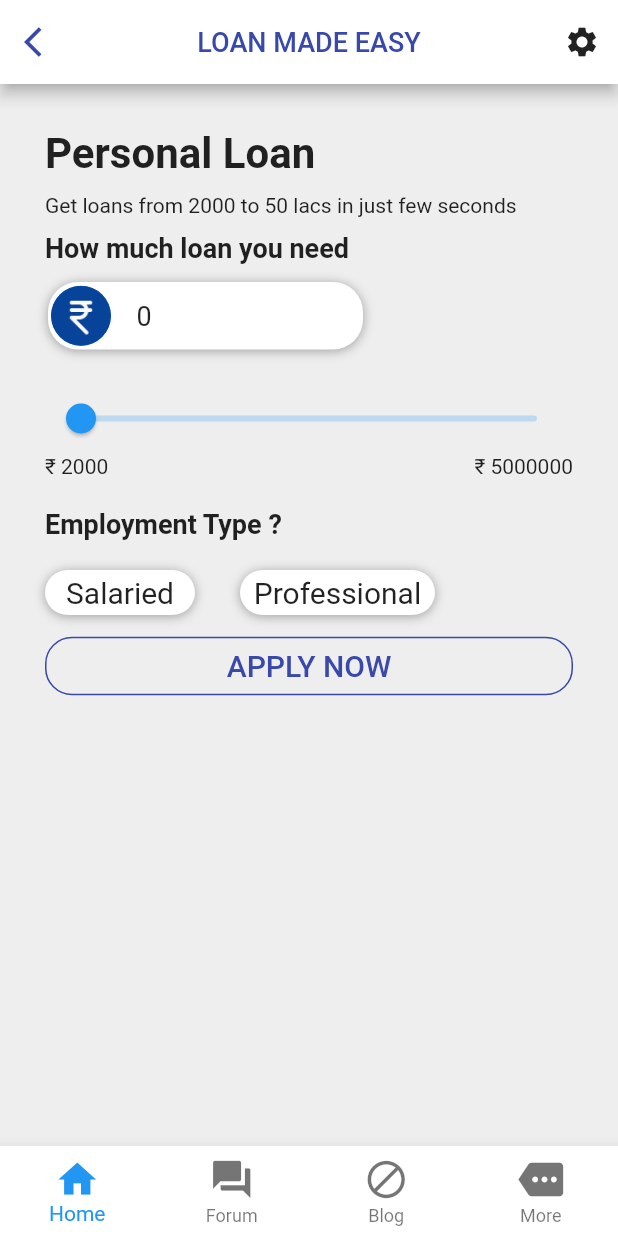
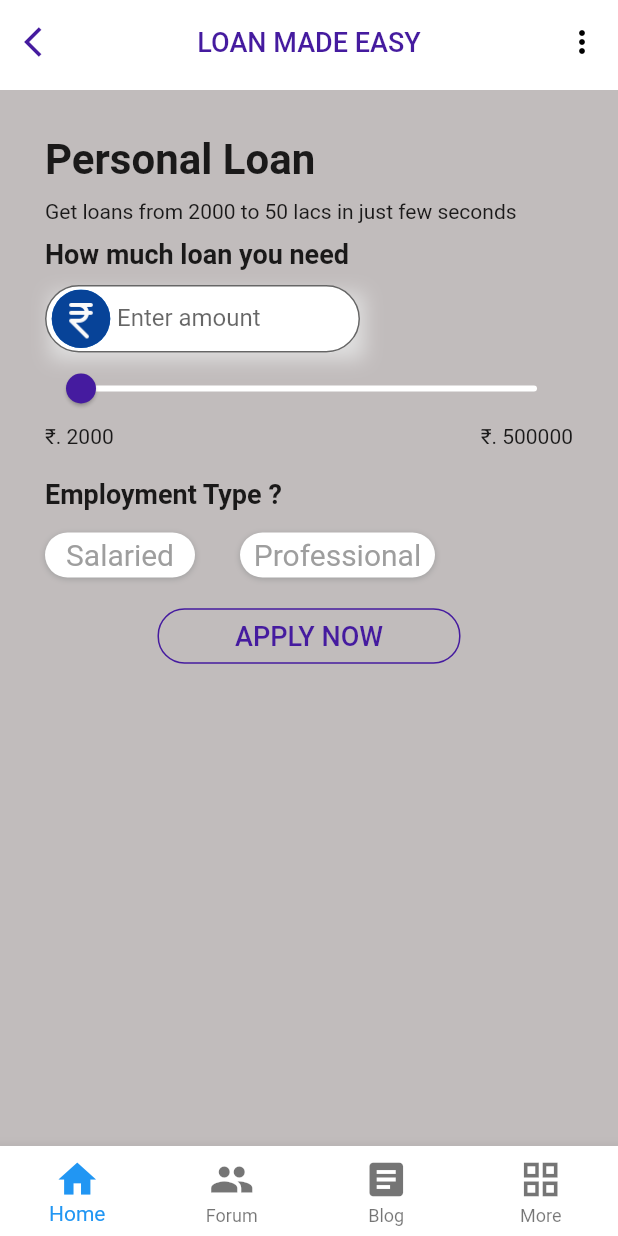
Before and after one commit to MohdGulfamAz/afinoz_mock_app, a Flutter app: the screen it shows after launch, on a phone screen of 412 x 824 dp. Run offline on Flutter 3.47's test engine with Material 2 defaults, Android fonts, the phone set to English and light mode, and no system bars; our stand-ins replace flutter_rating_bar, toast.

Commit message:
personal loan ui

```diff
--- /dev/null
+++ b/lib/aap_bar.dart
@@ -0,0 +1,73 @@
+import 'package:afinoz_app/constants.dart';
+import 'package:flutter/material.dart';
+
+const String themeTitle = "LOAN MADE EASY";
+
+class MyAppBar extends StatelessWidget with PreferredSizeWidget {
+  @override
+  final Size preferredSize;
+  final String title;
+
+  MyAppBar(
+    this.title, {
+    Key key,
+  })  : preferredSize = Size.fromHeight(60.0),
+        super(key: key);
+
+  @override
+  Widget build(BuildContext context) {
+    return AppBar(
+      title: Text(
+        themeTitle,
+        style: TextStyle(
+          fontSize: 18.0,
+          color: MyColors.themeColor,
+        ),
+      ),
+      elevation: 0.0,
+      automaticallyImplyLeading: true,
+      leading: IconButton(
+        icon: Icon(Icons.arrow_back_ios),
+        color: MyColors.themeColor,
+        onPressed: () => {
+          Navigator.pop(context),
+        },
+      ),
+      actions: <Widget>[
+        PopupMenuButton(
+            icon: Icon(
+              Icons.more_vert,
+              color: Colors.black,
+            ),
+            onSelected: choiceAction,
+            itemBuilder: (BuildContext context) {
+              return MenuButtonConstans.choices.map((String choice) {
+                return PopupMenuItem<String>(
+                  value: choice,
+                  child: Text(choice),
+                );
+              }).toList();
+            })
+      ],
+      backgroundColor: Colors.white,
+      centerTitle: true,
+    );
+  }
+
+  void choiceAction(String choice) {
+    switch (choice) {
+      case 'Settings':
+        print('settings pressed');
+        break;
+      case 'Profile':
+        print('profile pressed');
+        break;
+      case 'Contacts':
+        print('contacts pressed');
+        break;
+      case 'About':
+        print('about pressed');
+        break;
+    }
+  }
+}
--- /dev/null
+++ b/lib/bottom_navigation_bar.dart
@@ -0,0 +1,65 @@
+import 'package:afinoz_app/aap_bar.dart';
+import 'package:afinoz_app/pages/blog.dart';
+import 'package:afinoz_app/pages/forum.dart';
+import 'package:afinoz_app/pages/landing_page.dart';
+import 'package:afinoz_app/pages/more.dart';
+import 'package:flutter/material.dart';
+
+class MyBottomNavBar extends StatefulWidget {
+  @override
+  _MyBottomNavBar createState() => _MyBottomNavBar();
+}
+
+class _MyBottomNavBar extends State<MyBottomNavBar> {
+
+  LandingPage landingPage;
+
+  int _currentIndex = 0;
+
+  final List<Widget> _children = [
+    LandingPage(),
+    Forum(),
+    Blog(),
+    More()
+  ];
+
+  void onTapped(int index) {
+    setState(() {
+      _currentIndex = index;
+    });
+  }
+
+
+  @override
+  Widget build(BuildContext context) {
+    return Scaffold(
+      appBar: MyAppBar(themeTitle),
+      body: _children[_currentIndex],
+      bottomNavigationBar: BottomNavigationBar(
+        onTap: onTapped,
+        type: BottomNavigationBarType.fixed,
+        backgroundColor: Colors.white,
+        currentIndex: _currentIndex,
+        iconSize: 30,
+        items: [
+          BottomNavigationBarItem(
+            icon: Icon(Icons.home),
+            title: Text('Home'),
+          ),
+          BottomNavigationBarItem(
+            icon: Icon(Icons.group),
+            title: Text('Forum'),
+          ),
+          BottomNavigationBarItem(
+              icon: Icon(Icons.article),
+              title: Text('Blog')
+          ),
+          BottomNavigationBarItem(
+            icon: Icon(Icons.grid_view),
+            title: Text('More'),
+          )
+        ],
+      ),
+    );
+  }
+}
--- /dev/null
+++ b/lib/constants.dart
@@ -0,0 +1,24 @@
+import 'package:flutter/material.dart';
+
+class MenuButtonConstans{
+  static const String Settings = 'Settings';
+  static const String Profile =  'Profile';
+  static const String Contacts = 'Contacts';
+  static const String About = 'About';
+
+  static const List<String> choices = <String>[
+    Settings,
+    Profile,
+    Contacts,
+    About
+  ];
+}
+
+class MyColors{
+  static const Color themeColor = Color(0xff451b9f);
+  static const Color scaffoldColor = Color(0xf0bdb8b8);
+}
+
+class MyText{
+  static const String aboutText = 'As it is sometimes known, is dummy text used in laying out print, graphic or web designs. The passage is attributed to an unknown typesetter in the 15th century who is thought to have scrambled parts of Cicero\'s De Finibus Bonorum et Malorum for use in a type specimen book. ';
+}
--- a/lib/pages/landing_page.dart
+++ b/lib/pages/landing_page.dart
@@ -1,7 +1,7 @@
-import 'dart:io';
-import 'package:flutter/cupertino.dart';
+import 'package:afinoz_app/bottom_navigation_bar.dart';
 import 'package:flutter/material.dart';
 import 'package:toast/toast.dart';
+import 'package:afinoz_app/constants.dart';
 
 class LandingPage extends StatefulWidget {
   @override
@@ -10,167 +10,136 @@ class LandingPage extends StatefulWidget {
 
 class _LandingPageState extends State<LandingPage> {
 
+  final bool isApplied = false;
   bool isSalSalected = false;
   bool isProSalected = false;
+  Color colorText;
+  double _myValue = 2000;
+  double minValue = 2000.0;
+  double maxValue = 500000.0;
 
-  void changedTab(int index) {
-    switch (index) {
-      case 0:
-        Navigator.pushNamed(context,'/');
-        break;
-      case 1:
-        Navigator.pushNamed(context,'/forum');
-        break;
-      case 2:
-        Navigator.pushNamed(context,'/blog');
-        break;
-      case 3:
-        Navigator.pushNamed(context, '/more');
-        break;
-      default :
-        Navigator.pushNamed(context,'/');
-    }
+  final myController = TextEditingController();
+
+  @override
+  void initState() {
+    super.initState();
+    myController.addListener(_setStartValue);
   }
 
-  double minVal = 0.0;
-  double maxVal = 5000000.0;
-  double currentRange = 0.0;
-  int currentRange1 = 0;
-  int tabIndex = 0;
+  @override
+  void dispose() {
+    myController.dispose();
+    super.dispose();
+  }
+
+  _setStartValue() {
+    if (double.parse(myController.text).toDouble() >= minValue &&
+        double.parse(myController.text).toDouble() <= maxValue) {
+      setState(() {
+        _myValue = double.parse(myController.text).roundToDouble();
+      });
+    }
+    print("Second text field: ${myController.text}");
+  }
 
   @override
   Widget build(BuildContext context) {
     return Scaffold(
-      backgroundColor: Colors.grey[200],
-      appBar: AppBar(
-        title: Text(
-            'LOAN MADE EASY',
-            style: TextStyle(
-              fontSize: 18.0,
-              color: Colors.indigo[600]
-            ),
-        ),
-        automaticallyImplyLeading: true,
-        leading: IconButton(
-          icon: Icon(Icons.arrow_back_ios),
-          color: Colors.indigo[600],
-
-          onPressed:() => exit(0),
-        ),
-        actions: <Widget>[
-          IconButton(
-              icon: Icon(
-                Icons.settings,
-                color: Colors.black87,
-              ), onPressed: () {}
-              )
-        ],
-        centerTitle: true,
-        backgroundColor: Colors.white,
-      ),
-      body: Padding(
+      backgroundColor: MyColors.scaffoldColor,
+      body: SingleChildScrollView(
+        child: Padding(
           padding: EdgeInsets.all(30.0),
           child: Column(
+            mainAxisAlignment: MainAxisAlignment.spaceAround,
             crossAxisAlignment: CrossAxisAlignment.start,
-         children : <Widget>[
+            children: <Widget>[
               Text(
                 'Personal Loan',
                 style: TextStyle(
                     fontSize: 28.0,
                     color: Colors.black87,
-              fontWeight: FontWeight.bold
+                    fontWeight: FontWeight.bold),
               ),
-          ),
-           SizedBox(height: 10.0),
+              SizedBox(height: 10),
               Text('Get loans from 2000 to 50 lacs in just few seconds'),
-           SizedBox(height: 10.0),
+              SizedBox(height: 10),
               Text(
                 'How much loan you need',
                 style: TextStyle(
                     fontSize: 18.0,
                     color: Colors.black87,
-                 fontWeight: FontWeight.bold
+                    fontWeight: FontWeight.bold),
               ),
-           ),
-           SizedBox(height: 10.0),
-           Column(
-             crossAxisAlignment: CrossAxisAlignment.start,
-             children: [
-               Padding(
-                 padding: const EdgeInsets.all(2),
-                 child: Container(
+              SizedBox(height: 10),
+              Container(
+                width: 210,
                 height: 45,
-                   width: 210,
-                   decoration: BoxDecoration(
-                     color: Colors.white,
-                       borderRadius: BorderRadius.all(Radius.circular(20.0)),
-                       boxShadow: [
-                       BoxShadow(
-                         color: Colors.grey,
-                         offset: Offset(0.0, 1.0), //(x,y)
-                         blurRadius: 6.0,
-                       ),
-                     ],
-                   ),
-                   child: Row(
-                     children: [
-                       Padding(
-                         padding: const EdgeInsets.all(2.0),
+                child: TextField(
+                  controller: myController,
+                  decoration: InputDecoration(
+                      prefixIcon: Padding(
+                        padding: const EdgeInsets.all(3.0),
                         child: CircleAvatar(
                           backgroundImage: AssetImage('assets/rupee.png'),
                         ),
                       ),
-                       Padding(
-                         padding: const EdgeInsets.symmetric(horizontal: 15),
-                         child: Text(
-                             '$currentRange1',
-                              style: TextStyle(
-                                fontSize: 18.0,
+                      border: OutlineInputBorder(
+                        borderRadius:
+                            BorderRadius.all(const Radius.circular(25)),
                       ),
+                      filled: true,
+                      hintStyle: TextStyle(
+                          color: Colors.grey[600],
+                          fontSize: 14,
+                          letterSpacing: 1.0),
+                      labelText: "Enter amount",
+                      fillColor: Colors.white),
                 ),
-                       )
+                decoration: BoxDecoration(
+                  boxShadow: [
+                    BoxShadow(
+                      color: Colors.grey[300],
+                      offset: const Offset(
+                        3.0,
+                        5.0,
+                      ),
+                      blurRadius: 10.0,
+                    ), //BoxShadow
                   ],
                 ),
               ),
-               ),
-               Padding(
-                 padding: EdgeInsets.symmetric(horizontal: 0,vertical: 10)
-               ),
               Slider(
-                   min: minVal,
-                   max: maxVal,
-                   value: currentRange,
-                   label: currentRange.toString(),
+                activeColor: MyColors.themeColor,
+                inactiveColor: Colors.white,
+                value: _myValue,
+                min: minValue,
+                max: maxValue,
+                label: _myValue.toString(),
                 onChanged: (value) {
-                     print(value);
-                     setState(() {
-                       label: currentRange.toString();
-                       currentRange1 = value.toInt();
-                       currentRange = value;
-                     });
-                   }
+                  setState(
+                    () {
+                      _myValue = value;
+                      myController.text = value.roundToDouble().toString();
+                    },
+                  );
+                },
               ),
               Row(
                 mainAxisAlignment: MainAxisAlignment.spaceBetween,
                 children: <Widget>[
-                   Text('\u{20B9} 2000'),
-                   Text('\u{20B9} 5000000')
+                  Text('\u{20B9}. 2000'),
+                  Text('\u{20B9}. 500000')
                 ],
               ),
-               Padding(
-                 padding: EdgeInsets.symmetric(vertical: 10,horizontal: 0),
-               ),
+              SizedBox(height: 20),
               Text(
                 'Employment Type ?',
                 style: TextStyle(
                     fontSize: 18.0,
                     color: Colors.black87,
-                     fontWeight: FontWeight.bold
+                    fontWeight: FontWeight.bold),
               ),
-               ),
-               Padding(
-                 padding: EdgeInsets.symmetric(vertical: 10,horizontal: 0),
-               ),
+              SizedBox(height: 15),
               Row(
                 mainAxisAlignment: MainAxisAlignment.start,
                 children: <Widget>[
@@ -182,26 +151,32 @@ class _LandingPageState extends State<LandingPage> {
                         'Salaried',
                         style: TextStyle(
                           fontSize: 20,
+                          color: isSalSalected ? Colors.white : Colors.grey,
                         ),
                       ),
                       alignment: Alignment.center,
                       decoration: BoxDecoration(
-                        color: isSalSalected  ? Colors.blue : Colors.white,
-                        borderRadius: BorderRadius.all(Radius.circular(20.0)),
+                        color: isSalSalected
+                            ? MyColors.themeColor
+                            : Colors.white,
+                        borderRadius:
+                            BorderRadius.all(Radius.circular(20.0)),
                         boxShadow: [
                           BoxShadow(
                             color: Colors.grey,
                             offset: Offset(0.0, 1.0), //(x,y)
-                            blurRadius: 6.0,
+                            blurRadius: 3.0,
                           ),
                         ],
                       ),
                     ),
                     onTap: () {
-                      setState(() {
+                      setState(
+                        () {
                           isSalSalected = true;
                           isProSalected = false;
-                      });
+                        },
+                      );
                     },
                   ),
                   SizedBox(width: 30),
@@ -213,96 +188,72 @@ class _LandingPageState extends State<LandingPage> {
                         'Professional',
                         style: TextStyle(
                           fontSize: 20,
+                          color: isProSalected ? Colors.white : Colors.grey,
                         ),
                       ),
                       alignment: Alignment.center,
                       decoration: BoxDecoration(
-                        color: isProSalected  ? Colors.blue : Colors.white,
-                        borderRadius: BorderRadius.all(Radius.circular(20.0)),
+                        color: isProSalected
+                            ? MyColors.themeColor
+                            : Colors.white,
+                        borderRadius:
+                            BorderRadius.all(Radius.circular(20.0)),
                         boxShadow: [
                           BoxShadow(
                             color: Colors.grey,
                             offset: Offset(0.0, 1.0), //(x,y)
-                            blurRadius: 6.0,
+                            blurRadius: 3.0,
                           ),
                         ],
                       ),
                     ),
                     onTap: () {
-                      setState(() {
+                      setState(
+                        () {
                           isProSalected = true;
                           isSalSalected = false;
-                      });
+                        },
+                      );
                     },
                   ),
                 ],
               ),
-               SizedBox(height: 10),
-               TextButton(
+              Padding(
+                padding: EdgeInsets.only(left: 75, right: 75, top: 15),
+                child: TextButton(
                   child: Center(
                     child: Text(
+
                       'APPLY NOW',
-                     style: TextStyle(
-                       fontSize: 20
+                      style: TextStyle(fontSize: 18),
+                    ),
+                  ),
+                  style: ButtonStyle(
+                    foregroundColor: MaterialStateProperty.all<Color>(
+                        MyColors.themeColor),
+                    shape:
+                        MaterialStateProperty.all<RoundedRectangleBorder>(
+                      RoundedRectangleBorder(
+                        borderRadius: BorderRadius.circular(18.0),
+                        side: BorderSide(
+                          color: MyColors.themeColor,
                         ),
                       ),
                     ),
-                 style: ButtonStyle(
-                     foregroundColor: MaterialStateProperty.all<Color>(Colors.indigo[600]),
-                       shape: MaterialStateProperty.all<RoundedRectangleBorder>(
-                           RoundedRectangleBorder(
-                               borderRadius: BorderRadius.circular(18.0),
-                               side: BorderSide(color: Colors.indigo[600])
-                           )
-                       )
                   ),
                   onPressed: () {
-                   Toast.show(
-                       "Successfully applied!",
-                       context,
+                    // isApplied = true;
+                    Navigator.pushNamed(context, '/personal_loan');
+                    Toast.show("Successfully applied!", context,
                         duration: Toast.LENGTH_SHORT,
-                       gravity:  Toast.BOTTOM
-                   );
+                        gravity: Toast.BOTTOM);
                   },
-               )
-             ],
-           )
-         ]
                 ),
               ),
-      bottomNavigationBar: BottomNavigationBar(
-        type: BottomNavigationBarType.fixed,
-        backgroundColor: Colors.white,
-        currentIndex: tabIndex,
-        iconSize: 30,
-
-        items: [
-          BottomNavigationBarItem(
-            icon: Icon(Icons.home),
-            title: Text('Home'),
-
+            ],
           ),
-          BottomNavigationBarItem(
-            icon: Icon(Icons.forum),
-            title: Text('Forum'),
         ),
-          BottomNavigationBarItem(
-              icon: Icon(Icons.block),
-              title: Text('Blog')
-          ),
-          BottomNavigationBarItem(
-              icon: Icon(Icons.more),
-              title: Text('More'),
-          )
-        ],
-        onTap: (index) {
-          setState(() {
-            changedTab(index);
-            tabIndex = index;
-          });
-        },
       ),
     );
-
   }
 }
--- a/pubspec.yaml
+++ b/pubspec.yaml
@@ -33,7 +33,7 @@ dev_dependencies:
   toast: ^0.1.5
   flutter_test:
     sdk: flutter
-
+  flutter_rating_bar: ^4.0.0
 # For information on the generic Dart part of this file, see the
 # following page: https://dart.dev/tools/pub/pubspec
 
```
Also changed, not shown: lib/main.dart (+9 -4 lines), lib/pages/blog.dart (+1 -28 lines), lib/pages/forum.dart (+2 -27 lines), lib/pages/more.dart (+2 -27 lines), lib/pages/personal_loan.dart (added, +141 -0 lines), assets/personal_loan.png (added), pubspec.lock, 1 other file. Lines whose indentation alone changed are shown as unchanged.
